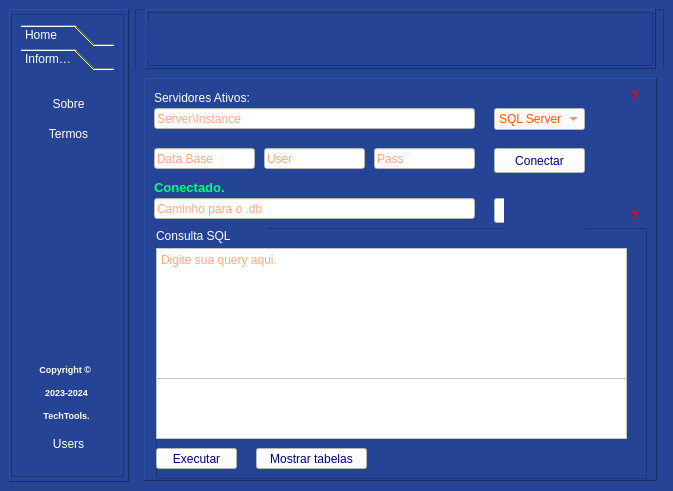
Old version of the form main.ui in the repository EduardoFerreira22/Tech_Tools.
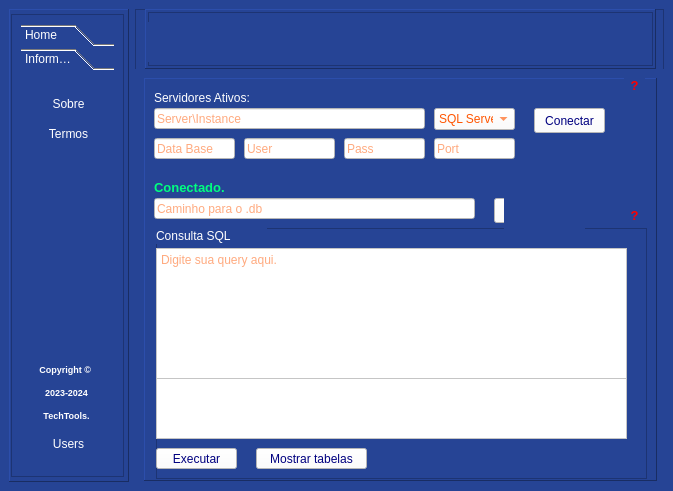
New version of the form. The open tabs and pages were chosen to show the change. Icons and pictures are not drawn.

Diff of the .ui file:
```diff
--- a/main.ui
+++ b/main.ui
@@ -705,7 +705,7 @@
              <rect>
               <x>10</x>
               <y>30</y>
-              <width>321</width>
+              <width>271</width>
               <height>21</height>
              </rect>
             </property>
@@ -722,8 +722,8 @@
             <property name="geometry">
              <rect>
               <x>10</x>
-              <y>70</y>
-              <width>101</width>
+              <y>60</y>
+              <width>81</width>
               <height>21</height>
              </rect>
             </property>
@@ -739,9 +739,9 @@
            <widget class="QLineEdit" name="txt_user_db">
             <property name="geometry">
              <rect>
-              <x>120</x>
-              <y>70</y>
-              <width>101</width>
+              <x>100</x>
+              <y>60</y>
+              <width>91</width>
               <height>21</height>
              </rect>
             </property>
@@ -757,9 +757,9 @@
            <widget class="QLineEdit" name="txt_pass_db">
             <property name="geometry">
              <rect>
-              <x>230</x>
-              <y>70</y>
-              <width>101</width>
+              <x>200</x>
+              <y>60</y>
+              <width>81</width>
               <height>21</height>
              </rect>
             </property>
@@ -775,9 +775,9 @@
            <widget class="QComboBox" name="comboBox_dataBases_db">
             <property name="geometry">
              <rect>
-              <x>350</x>
+              <x>290</x>
               <y>30</y>
-              <width>91</width>
+              <width>81</width>
               <height>22</height>
              </rect>
             </property>
@@ -813,9 +813,9 @@
            <widget class="QPushButton" name="bt_conectar_db">
             <property name="geometry">
              <rect>
-              <x>350</x>
-              <y>70</y>
-              <width>91</width>
+              <x>390</x>
+              <y>30</y>
+              <width>71</width>
               <height>25</height>
              </rect>
             </property>
@@ -1068,7 +1068,7 @@
             <property name="geometry">
              <rect>
               <x>480</x>
-              <y>10</y>
+              <y>0</y>
               <width>21</width>
               <height>16</height>
              </rect>
@@ -1144,7 +1144,7 @@
            <widget class="QPushButton" name="bt_tela_bkp">
             <property name="geometry">
              <rect>
-              <x>460</x>
+              <x>480</x>
               <y>30</y>
               <width>31</width>
               <height>31</height>
@@ -1179,6 +1179,24 @@
              </size>
             </property>
            </widget>
+           <widget class="QLineEdit" name="txt_port_db">
+            <property name="geometry">
+             <rect>
+              <x>290</x>
+              <y>60</y>
+              <width>81</width>
+              <height>21</height>
+             </rect>
+            </property>
+            <property name="styleSheet">
+             <string notr="true">background-color: rgb(255, 255, 255);
+color: rgb(38, 68, 149);color: rgb(255, 85, 0);
+font: 700 9pt &quot;Segoe UI&quot;;</string>
+            </property>
+            <property name="placeholderText">
+             <string>Port</string>
+            </property>
+           </widget>
           </widget>
          </item>
         </layout>
```
Left out of the diff: 11 changed lines with no effect on the pictures.
